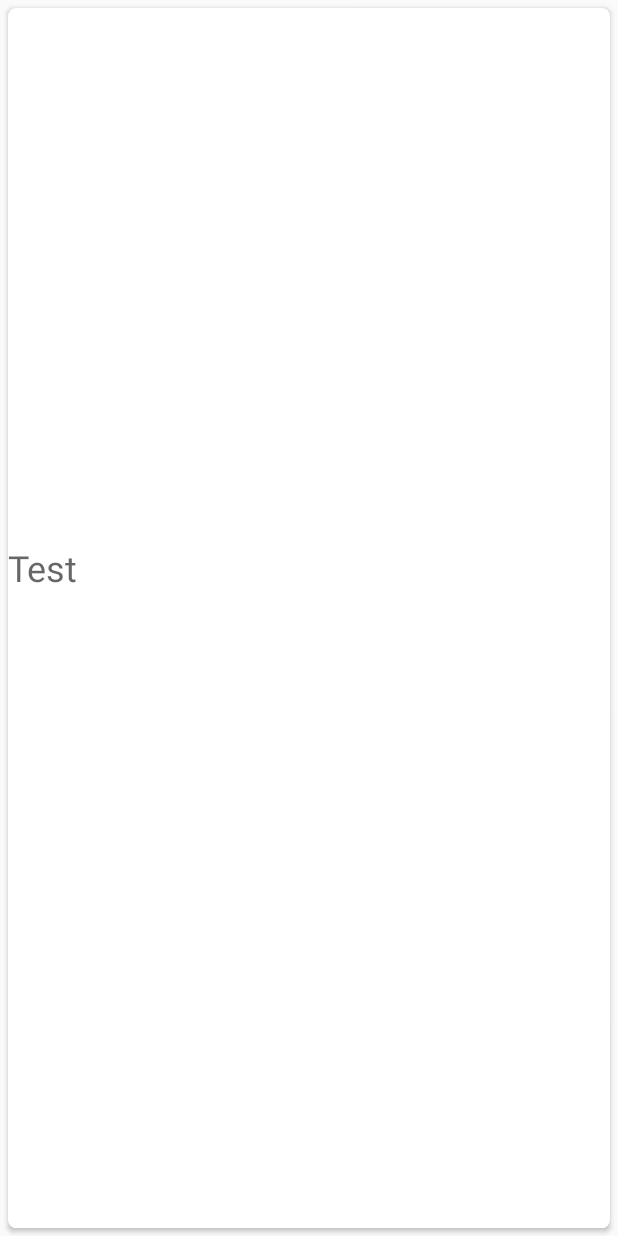
After one commit to awsmuser01/awsmrepo, an Android app: the layout card.xml on its own in the app's theme, with its tools: preview values and no code run, on a phone screen of 412 x 824 dp. The commit adds this screen. Run offline under Robolectric (Android 15) with nearby library versions, the phone set to English and light mode, and no system bars.

Commit message:
Imported to studio

```diff
--- a/Awsmproject1/app/build.gradle
+++ b/Awsmproject1/app/build.gradle
@@ -1,7 +1,7 @@
 apply plugin: 'com.android.application'
 
 android {
-    compileSdkVersion 20
+    compileSdkVersion 21
     buildToolsVersion "21.1.2"
 
     defaultConfig {
@@ -19,5 +19,7 @@ android {
 }
 
 dependencies {
-    compile 'com.android.support:appcompat-v7:20.0.0'
+    compile 'com.android.support:appcompat-v7:21.0.3'
+    compile 'com.android.support:cardview-v7:21.0.+'
+    compile 'com.android.support:recyclerview-v7:21.0.+'
 }
--- a/Awsmproject1/app/src/main/res/layout/activity_main.xml
+++ b/Awsmproject1/app/src/main/res/layout/activity_main.xml
@@ -7,9 +7,9 @@
                 android:text="select"
                 android:onClick="select"
                 android:layout_marginTop="3dp"
-                android:id="@+id/buttoncall"
+                android:id="@+id/results"
                 android:layout_gravity="center_horizontal"
-                />
+                    android:elevation="5dip" />
 
 
     <LinearLayout
--- /dev/null
+++ b/Awsmproject1/app/src/main/res/layout/card.xml
@@ -0,0 +1,53 @@
+<?xml version="1.0" encoding="utf-8"?>
+<android.support.v7.widget.CardView xmlns:android="http://schemas.android.com/apk/res/android"
+    android:orientation="horizontal" android:layout_width="match_parent"
+    xmlns:card_view="http://schemas.android.com/apk/res-auto"
+
+    android:layout_margin="5dp"
+    card_view:cardCornerRadius="5dp"
+    android:layout_height="match_parent"
+    >
+
+    <RelativeLayout
+        android:layout_width="match_parent"
+        android:layout_height="match_parent">
+        <!--  android:tint="@color/photo_tint"-->
+        <ImageView
+            android:id="@+id/storeImage"
+            android:layout_width="match_parent"
+            android:layout_height="100dp"
+            android:scaleType="centerCrop"
+            android:layout_centerInParent="true"
+            />
+
+        <TextView
+            android:id="@+id/storeName"
+            android:gravity="left"
+            android:background="?android:selectableItemBackground"
+            android:focusable="true"
+            android:clickable="true"
+            android:hint="Test"
+            android:layout_width="wrap_content"
+            android:layout_height="30dip"
+            android:textColorHighlight="#000000"
+            android:textSize="24sp"
+
+            android:textColor="@android:color/white"
+            android:layout_alignTop="@+id/storeImage"
+            android:layout_alignParentLeft="true"
+            android:layout_alignParentStart="true" />
+
+        <RatingBar
+            android:layout_width="wrap_content"
+            android:layout_height="10dip"
+            style="?android:attr/ratingBarStyleSmall"
+            android:id="@+id/ratingBar"
+            android:layout_alignTop="@+id/storeImage"
+            android:layout_alignParentRight="true"
+            android:layout_alignParentEnd="true"
+            android:layout_alignBottom="@+id/storeImage"
+            android:numStars="5"
+            android:isIndicator="false"/>
+
+    </RelativeLayout>
+</android.support.v7.widget.CardView>
--- a/Awsmproject1/app/src/main/res/values/strings.xml
+++ b/Awsmproject1/app/src/main/res/values/strings.xml
@@ -4,5 +4,6 @@
     <string name="app_name">Awsmproject</string>
     <string name="hello_world">Hello world!</string>
     <string name="action_settings">Settings</string>
+    <string name="title_activity_results">resultsActivity</string>
 
 </resources>
```
Also changed, not shown: Awsmproject1/app/src/main/AndroidManifest.xml (+19 -3 lines), Awsmproject1/app/src/main/java/com/awsm/awsmproject/resultsActivity.java (added, +39 -0 lines), Awsmproject1/app/src/main/res/layout/activity_results.xml (added, +10 -0 lines), Awsmproject1/app/src/main/res/menu/menu_results.xml (added, +7 -0 lines), 3 other files.
